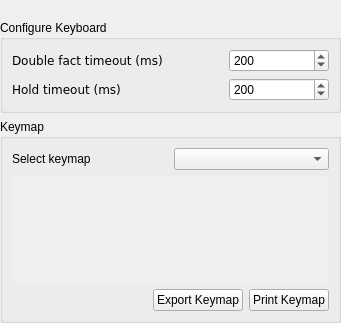
ErwanLegrand/Traverso-DAW, file src/traverso/ui/KeyboardConfigPage.ui: the form before one commit.
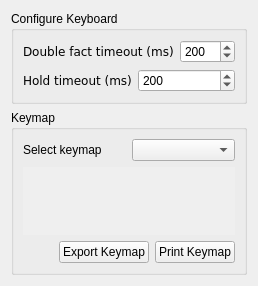
The form after the commit. Icons and pictures are not drawn.

Commit message: * cleanups in the settings pages, added Language selection dropdown box, though it's not storing the preference yet

What changed in the file:
```diff
--- a/src/traverso/ui/KeyboardConfigPage.ui
+++ b/src/traverso/ui/KeyboardConfigPage.ui
@@ -5,48 +5,20 @@
    <rect>
     <x>0</x>
     <y>0</y>
-    <width>341</width>
-    <height>323</height>
+    <width>254</width>
+    <height>286</height>
    </rect>
   </property>
   <property name="windowTitle" >
    <string>Form</string>
   </property>
   <layout class="QVBoxLayout" >
-   <property name="margin" >
-    <number>0</number>
-   </property>
-   <property name="spacing" >
-    <number>6</number>
-   </property>
-   <item>
-    <widget class="QLabel" name="keyboardLabel" >
-     <property name="maximumSize" >
-      <size>
-       <width>100</width>
-       <height>16777215</height>
-      </size>
-     </property>
-     <property name="text" >
-      <string/>
-     </property>
-     <property name="pixmap" >
-      <pixmap/>
-     </property>
-    </widget>
-   </item>
    <item>
     <widget class="QGroupBox" name="groupBox" >
      <property name="title" >
       <string>Configure Keyboard</string>
      </property>
      <layout class="QVBoxLayout" >
-      <property name="margin" >
-       <number>9</number>
-      </property>
-      <property name="spacing" >
-       <number>6</number>
-      </property>
       <item>
        <layout class="QHBoxLayout" >
         <property name="margin" >
@@ -159,12 +131,6 @@
       <string>Keymap</string>
      </property>
      <layout class="QVBoxLayout" >
-      <property name="margin" >
-       <number>9</number>
-      </property>
-      <property name="spacing" >
-       <number>6</number>
-      </property>
       <item>
        <layout class="QHBoxLayout" >
         <property name="margin" >
@@ -247,6 +213,19 @@
      </layout>
     </widget>
    </item>
+   <item>
+    <spacer>
+     <property name="orientation" >
+      <enum>Qt::Vertical</enum>
+     </property>
+     <property name="sizeHint" >
+      <size>
+       <width>236</width>
+       <height>16</height>
+      </size>
+     </property>
+    </spacer>
+   </item>
   </layout>
  </widget>
  <resources/>
```
Left out of the diff: 74 changed lines with no effect on the pictures. The commit also changes 9 other files.
